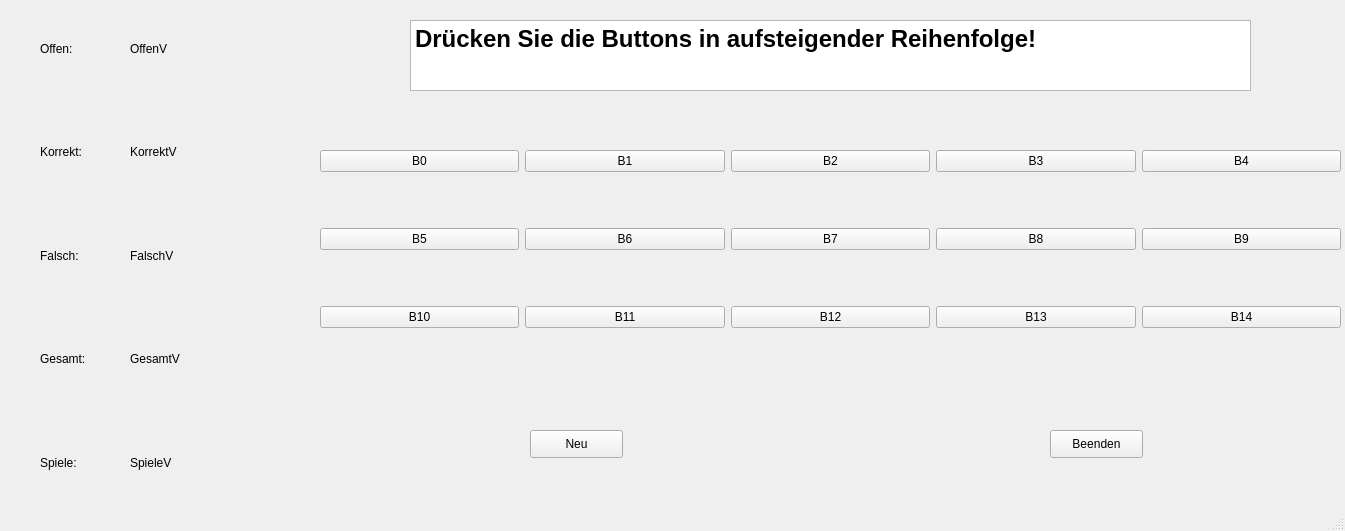
Above: Jaeger_DView.ui from fjaeger-tgm/A06 before the change. Below: the same form after it.
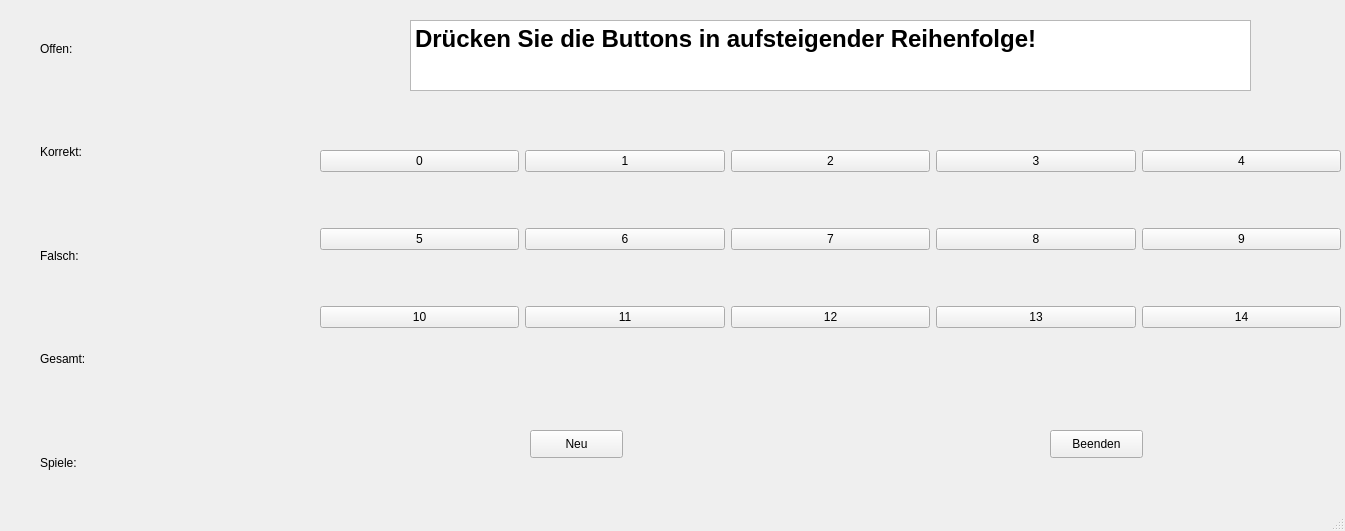
That is the form after the change.

The edit to the form file:
```diff
--- a/Jaeger_DView.ui
+++ b/Jaeger_DView.ui
@@ -27,105 +27,105 @@
      <item row="1" column="0">
       <widget class="QPushButton" name="B5">
        <property name="text">
-        <string>B5</string>
+        <string>5</string>
        </property>
       </widget>
      </item>
      <item row="0" column="3">
       <widget class="QPushButton" name="B3">
        <property name="text">
-        <string>B3</string>
+        <string>3</string>
        </property>
       </widget>
      </item>
      <item row="2" column="0">
       <widget class="QPushButton" name="B10">
        <property name="text">
-        <string>B10</string>
+        <string>10</string>
        </property>
       </widget>
      </item>
      <item row="1" column="3">
       <widget class="QPushButton" name="B8">
        <property name="text">
-        <string>B8</string>
+        <string>8</string>
        </property>
       </widget>
      </item>
      <item row="1" column="1">
       <widget class="QPushButton" name="B6">
        <property name="text">
-        <string>B6</string>
+        <string>6</string>
        </property>
       </widget>
      </item>
      <item row="2" column="3">
       <widget class="QPushButton" name="B13">
        <property name="text">
-        <string>B13</string>
+        <string>13</string>
        </property>
       </widget>
      </item>
      <item row="0" column="4">
       <widget class="QPushButton" name="B4">
        <property name="text">
-        <string>B4</string>
+        <string>4</string>
        </property>
       </widget>
      </item>
      <item row="2" column="4">
       <widget class="QPushButton" name="B14">
        <property name="text">
-        <string>B14</string>
+        <string>14</string>
        </property>
       </widget>
      </item>
      <item row="0" column="0">
       <widget class="QPushButton" name="B0">
        <property name="text">
-        <string>B0</string>
+        <string>0</string>
        </property>
       </widget>
      </item>
      <item row="1" column="4">
       <widget class="QPushButton" name="B9">
        <property name="text">
-        <string>B9</string>
+        <string>9</string>
        </property>
       </widget>
      </item>
      <item row="1" column="2">
       <widget class="QPushButton" name="B7">
        <property name="text">
-        <string>B7</string>
+        <string>7</string>
        </property>
       </widget>
      </item>
      <item row="2" column="1">
       <widget class="QPushButton" name="B11">
        <property name="text">
-        <string>B11</string>
+        <string>11</string>
        </property>
       </widget>
      </item>
      <item row="0" column="1">
       <widget class="QPushButton" name="B1">
        <property name="text">
-        <string>B1</string>
+        <string>1</string>
        </property>
       </widget>
      </item>
      <item row="0" column="2">
       <widget class="QPushButton" name="B2">
        <property name="text">
-        <string>B2</string>
+        <string>2</string>
        </property>
       </widget>
      </item>
      <item row="2" column="2">
       <widget class="QPushButton" name="B12">
        <property name="text">
-        <string>B12</string>
+        <string>12</string>
        </property>
       </widget>
      </item>
@@ -234,35 +234,35 @@
      <item>
       <widget class="QLabel" name="offenV">
        <property name="text">
-        <string>OffenV</string>
+        <string/>
        </property>
       </widget>
      </item>
      <item>
       <widget class="QLabel" name="korrektV">
        <property name="text">
-        <string>KorrektV</string>
+        <string/>
        </property>
       </widget>
      </item>
      <item>
       <widget class="QLabel" name="falschV">
        <property name="text">
-        <string>FalschV</string>
+        <string/>
        </property>
       </widget>
      </item>
      <item>
       <widget class="QLabel" name="gesamtV">
        <property name="text">
-        <string>GesamtV</string>
+        <string/>
        </property>
       </widget>
      </item>
      <item>
       <widget class="QLabel" name="spieleV">
        <property name="text">
-        <string>SpieleV</string>
+        <string/>
        </property>
       </widget>
      </item>
```
